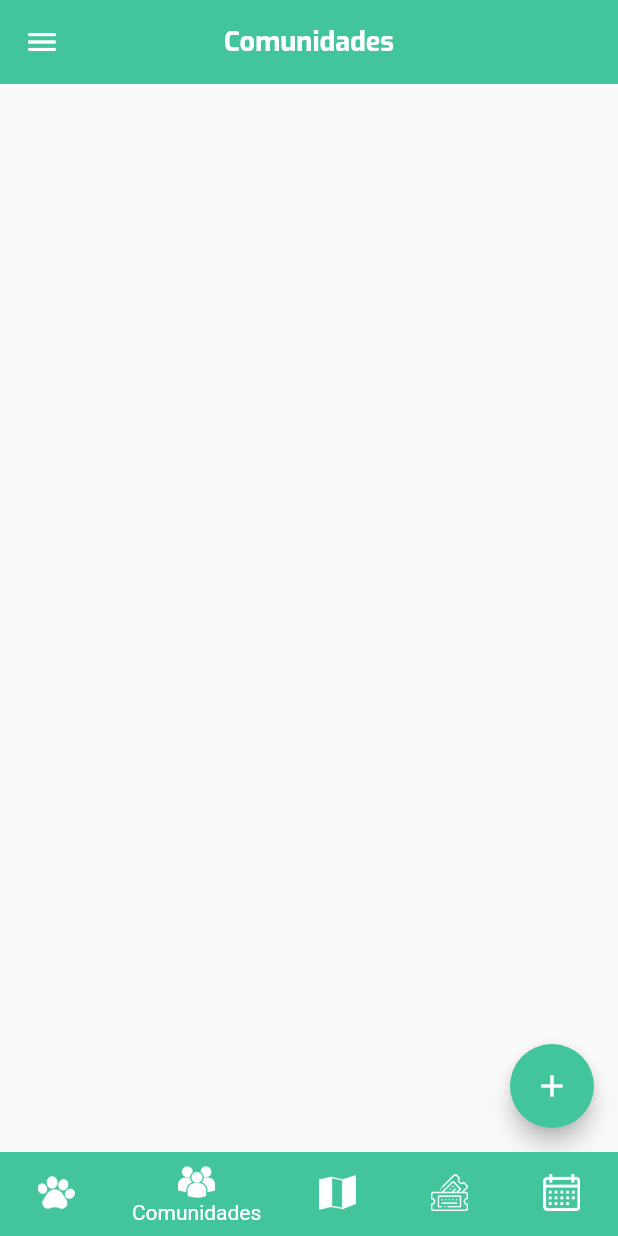
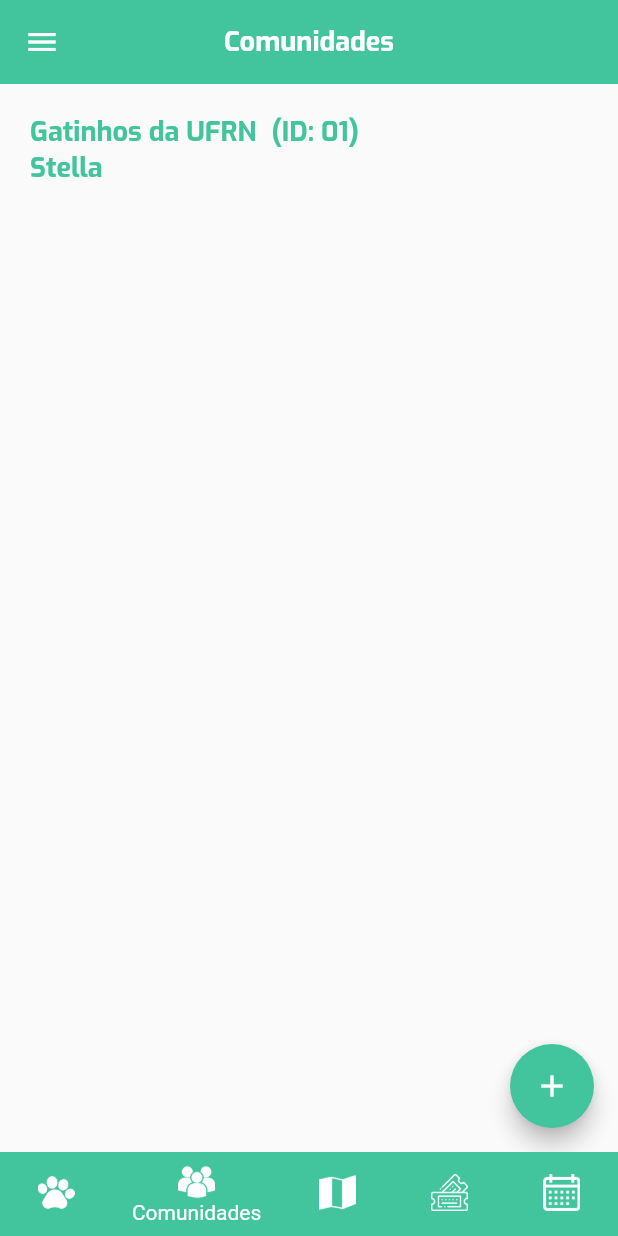
Before and after one commit to AnnaAlbuquerque/AppAnimals, a Flutter app: the BottomMenuPage screen opened directly, item 2 of the bottom bar chosen, after a tap on the "add" icon, on a phone screen of 412 x 824 dp. Run offline on Flutter 3.47's test engine with Material 2 defaults, Android fonts, the phone set to English and light mode, and no system bars; our stand-ins replace google_maps_flutter; missing offline and left inert: grouped_buttons.

Commit message:
Comunities and Tickets Added

```diff
--- a/lib/Screens/comunitiesPage.dart
+++ b/lib/Screens/comunitiesPage.dart
@@ -1,8 +1,8 @@
 import 'package:app_animals/Screens/animalAddPage.dart';
 import 'package:app_animals/models/comunities.dart';
 import 'package:flutter/material.dart';
-import '../defaultValues/animal_data.dart';
-import '../widgets/AnimalItem.dart';
+import '../defaultValues/comunities_data.dart';
+import '../widgets/ComunitiesItem.dart';
 
 
 class ComunitiesPage extends StatelessWidget {
@@ -12,18 +12,16 @@ class ComunitiesPage extends StatelessWidget {
      final screen = MediaQuery.of(context).size;
     return Scaffold(
       body: ListView(
-        // children: ANIMALS_DATA
-        //     .map((animalData) => AnimalItem(
-        //         animalData.id,
-        //         animalData.name,
-        //         animalData.species,
-        //         animalData.genre,
-        //         animalData.age,
-        //         animalData.hair,
-        //         animalData.status,
-        //         animalData.contactNumber,
-        //         animalData.picture))
-        //     .toList(),
+        children: COMUNITIES_DATA
+            .map((comunitiesData) => ComunitieItem(
+                comunitiesData.id,
+                comunitiesData.nome,
+                comunitiesData.responsaveis,
+                comunitiesData.descricao,
+                comunitiesData.areaAbrange,
+                comunitiesData.contas,
+                ))
+            .toList(),
       ),
       floatingActionButton: FloatingActionButton(
         onPressed: () {
--- a/lib/Screens/mapPage.dart
+++ b/lib/Screens/mapPage.dart
@@ -1,15 +1,38 @@
+import 'dart:async';
 import 'package:app_animals/Screens/animalAddPage.dart';
 import 'package:flutter/material.dart';
+import 'package:google_maps_flutter/google_maps_flutter.dart';
 import '../defaultValues/animal_data.dart';
 import '../widgets/AnimalItem.dart';
 
 
-class MapPage extends StatelessWidget {
+class MapPage extends StatefulWidget {
+
+  @override
+  _MapPageState createState() => _MapPageState();
+}
+
+class _MapPageState extends State<MapPage> {
+  Completer<GoogleMapController> _controller = Completer();
+
+  static const LatLng _center = const LatLng(45.521563, -122.677433);
+
+  void _onMapCreated(GoogleMapController controller) {
+    _controller.complete(controller);
+  }
 
   @override
   Widget build(BuildContext context) {
-     final screen = MediaQuery.of(context).size;
-    return Scaffold(
+    return MaterialApp(
+      home: Scaffold(
+        // body: GoogleMap(
+        //   onMapCreated: _onMapCreated,
+        //   initialCameraPosition: CameraPosition(
+        //     target: _center,
+        //     zoom: 11.0,
+        //   ),
+        // ),
+      ),
     );
   }
 }
--- a/lib/Screens/ticketsPage.dart
+++ b/lib/Screens/ticketsPage.dart
@@ -1,7 +1,7 @@
 import 'package:app_animals/Screens/animalAddPage.dart';
 import 'package:flutter/material.dart';
-import '../defaultValues/animal_data.dart';
-import '../widgets/AnimalItem.dart';
+import '../defaultValues/rifas_data.dart';
+import '../widgets/TicketsItem.dart';
 
 class TicketsPage extends StatelessWidget {
 
@@ -10,18 +10,15 @@ class TicketsPage extends StatelessWidget {
     final screen = MediaQuery.of(context).size;
     return Scaffold(
       body: ListView(
-          //   children: ANIMALS_DATA
-          //       .map((animalData) => AnimalItem(
-          //           animalData.id,
-          //           animalData.name,
-          //           animalData.species,
-          //           animalData.genre,
-          //           animalData.age,
-          //           animalData.hair,
-          //           animalData.status,
-          //           animalData.contactNumber,
-          //           animalData.picture))
-          //       .toList(),
+            children: RIFAS_DATA
+                .map((ticketData) => TicketItem(
+                    ticketData.id,
+                    ticketData.nome,
+                    ticketData.itens,
+                    ticketData.responsavel,
+                    ticketData.descricao
+                    ))
+                .toList(),
           ),
       floatingActionButton: FloatingActionButton(
         onPressed: () {
--- /dev/null
+++ b/lib/defaultValues/comunities_data.dart
@@ -0,0 +1,13 @@
+import 'package:flutter/material.dart';
+import '../models/comunities.dart';
+
+List<Comunities> COMUNITIES_DATA = [
+  Comunities(
+    id: "01",
+    nome: 'Gatinhos da UFRN',
+    responsaveis: "Stella",
+    descricao: "Projeto de Extensão da UFRN",
+    areaAbrange: "UFRN",
+    contas: "@gatinhosdoufrn"
+  ),
+];
--- /dev/null
+++ b/lib/defaultValues/rifas_data.dart
@@ -0,0 +1,13 @@
+import 'package:flutter/material.dart';
+import '../models/rifas.dart';
+
+List<Rifas> RIFAS_DATA = [
+  Rifas(
+    id: "01",
+    nome: "Rifa para ajudar Renatinho",
+    itens: "Kit Gataiada",
+    responsavel: "Gataiada Brecho",
+    descricao: "Rifa para ajudar no tratamento de Renatinho."
+
+  ),
+];
--- a/lib/models/comunities.dart
+++ b/lib/models/comunities.dart
@@ -3,10 +3,10 @@ import 'package:flutter/material.dart';
 class Comunities{
   String id;
   String nome;
-  var responsaveis = new List();
+  String responsaveis;
   String descricao;
-  var areaAbrange = new List();
-  var contas = new List();
+  String areaAbrange;
+  String contas;
 
   Comunities({
     @required this.id,
--- a/lib/models/rifas.dart
+++ b/lib/models/rifas.dart
@@ -2,7 +2,7 @@ import 'package:flutter/material.dart';
 class Rifas {
   String id;
   String nome;
-  var itens = new List();
+  String itens;
   String responsavel;
   String descricao;
 
--- /dev/null
+++ b/lib/widgets/ComunitiesItem.dart
@@ -0,0 +1,73 @@
+import 'package:flutter/material.dart';
+import '../Screens/animalDetailsPage.dart';
+
+class ComunitieItem extends StatelessWidget {
+
+  String id;
+  String name;
+  String responsible;
+  String descricao;
+  String area;
+  String accounts;
+
+
+
+  ComunitieItem(this.id,this.name, this.responsible, this.descricao, this.area, this.accounts);
+
+  // void selectComunitie(BuildContext ctx){
+  //   Navigator.of(ctx).push(MaterialPageRoute(builder: (_){
+  //     return ComunitieDetailsPage(id, name, responsible, descricao, area, accounts);
+  //   }));
+  // }
+
+  @override
+  Widget build(BuildContext context) {
+    return InkWell(
+      onTap: () { }, //=> selectComunitie(context),
+      splashColor: Colors.grey,
+      child: Container(
+        padding: const EdgeInsets.all(20),
+        child: Row(
+          children: <Widget>[
+            Column(
+              crossAxisAlignment: CrossAxisAlignment.start,
+              children: <Widget>[
+                Row(
+                  children: <Widget>[
+                    Text(
+                      name,
+                      style: TextStyle(
+                        fontFamily: 'Exo',
+                        color: Color.fromRGBO(66, 196, 157, 1),
+                        fontSize: 18.0,
+                      ),
+                    ),
+                    SizedBox(
+                      width: 10.0,
+                    ),
+                    Text(
+                      "(ID: " + id + ")",
+                      style: TextStyle(
+                        fontFamily: 'Exo',
+                        color: Color.fromRGBO(66, 196, 157, 1),
+                        fontSize: 18.0,
+                      ),
+                    ),
+                  ],
+                ),
+                Text(
+                  responsible,
+                  style: TextStyle(
+                    fontFamily: 'Exo',
+                    color: Color.fromRGBO(66, 196, 157, 1),
+                    fontSize: 18.0,
+                  ),
+                ),
+              ],
+            )
+          ],
+        ),
+      ),
+    );
+  }
+}
--- /dev/null
+++ b/lib/widgets/TicketsItem.dart
@@ -0,0 +1,54 @@
+import 'package:flutter/material.dart';
+import '../Screens/animalDetailsPage.dart';
+
+class TicketItem extends StatelessWidget {
+  String id;
+  String nome;
+  String itens;
+  String responsavel;
+  String descricao;
+
+  TicketItem(this.id, this.nome, this.itens, this.responsavel, this.descricao);
+
+  // void selectComunitie(BuildContext ctx){
+  //   Navigator.of(ctx).push(MaterialPageRoute(builder: (_){
+  //     return ComunitieDetailsPage(id, name, responsible, descricao, area, accounts);
+  //   }));
+  // }
+
+  @override
+  Widget build(BuildContext context) {
+    return InkWell(
+      onTap: () {}, //=> selectComunitie(context),
+      splashColor: Colors.grey,
+      child: Container(
+        padding: const EdgeInsets.all(20),
+        child: Row(
+          children: <Widget>[
+            Column(
+              crossAxisAlignment: CrossAxisAlignment.start,
+              children: <Widget>[
+                Text(
+                  itens,
+                  style: TextStyle(
+                    fontFamily: 'Exo',
+                    color: Color.fromRGBO(66, 196, 157, 1),
+                    fontSize: 18.0,
+                  ),
+                ),
+                Text(
+                  responsavel,
+                  style: TextStyle(
+                    fontFamily: 'Exo',
+                    color: Color.fromRGBO(66, 196, 157, 1),
+                    fontSize: 18.0,
+                  ),
+                ),
+              ],
+            )
+          ],
+        ),
+      ),
+    );
+  }
+}
```
